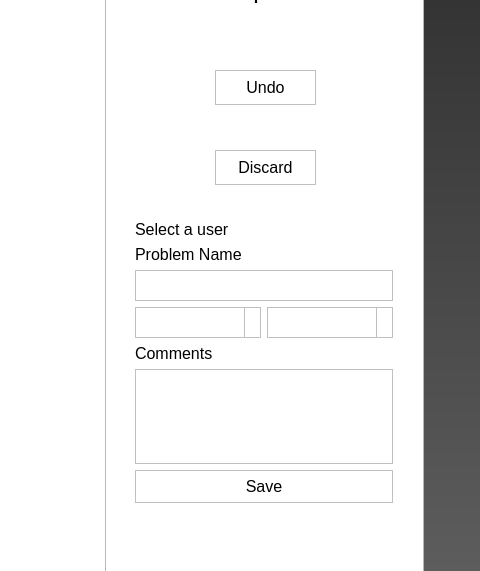
highrepute/LEDBoard, file DiscoBoard.ui: the form before one commit; both pictures show x 787 to 1267 and y 251 to 822 of the 1267 by 948 pixel window.
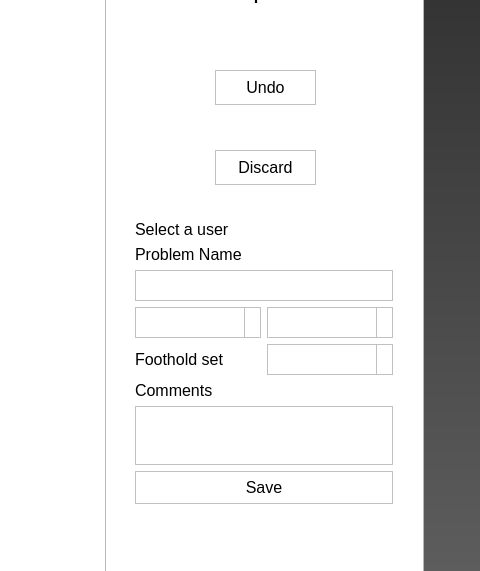
The form after the commit. The open tabs and pages were chosen to show the change.

```diff
--- a/DiscoBoard.ui
+++ b/DiscoBoard.ui
@@ -1712,7 +1712,7 @@
         <x>10</x>
         <y>160</y>
         <width>258</width>
-        <height>283</height>
+        <height>284</height>
        </rect>
       </property>
       <layout class="QGridLayout" name="gridLayout_6">
@@ -1734,7 +1734,7 @@
          </property>
         </widget>
        </item>
-       <item row="8" column="0" colspan="2">
+       <item row="9" column="0" colspan="2">
         <widget class="QPushButton" name="pbSave">
          <property name="minimumSize">
           <size>
@@ -1773,7 +1773,7 @@
          </property>
         </widget>
        </item>
-       <item row="6" column="0" colspan="2">
+       <item row="7" column="0" colspan="2">
         <widget class="QLabel" name="lblAddProb_3">
          <property name="font">
           <font>
@@ -1827,7 +1827,7 @@
          </property>
         </widget>
        </item>
-       <item row="7" column="0" colspan="2">
+       <item row="8" column="0" colspan="2">
         <widget class="QTextEdit" name="tbComments">
          <property name="font">
           <font>
@@ -1839,6 +1839,36 @@
          </property>
         </widget>
        </item>
+       <item row="6" column="0">
+        <widget class="QLabel" name="lblAddProb_4">
+         <property name="font">
+          <font>
+           <pointsize>12</pointsize>
+          </font>
+         </property>
+         <property name="text">
+          <string>Foothold set</string>
+         </property>
+        </widget>
+       </item>
+       <item row="6" column="1">
+        <widget class="QComboBox" name="cbFootholdSet">
+         <property name="minimumSize">
+          <size>
+           <width>0</width>
+           <height>31</height>
+          </size>
+         </property>
+         <property name="font">
+          <font>
+           <pointsize>12</pointsize>
+          </font>
+         </property>
+         <property name="toolTip">
+          <string>Star rating for your new problem</string>
+         </property>
+        </widget>
+       </item>
       </layout>
      </widget>
      <widget class="QPushButton" name="pbUndo">
```
Left out of the diff: 2 changed lines with no effect on the pictures.
